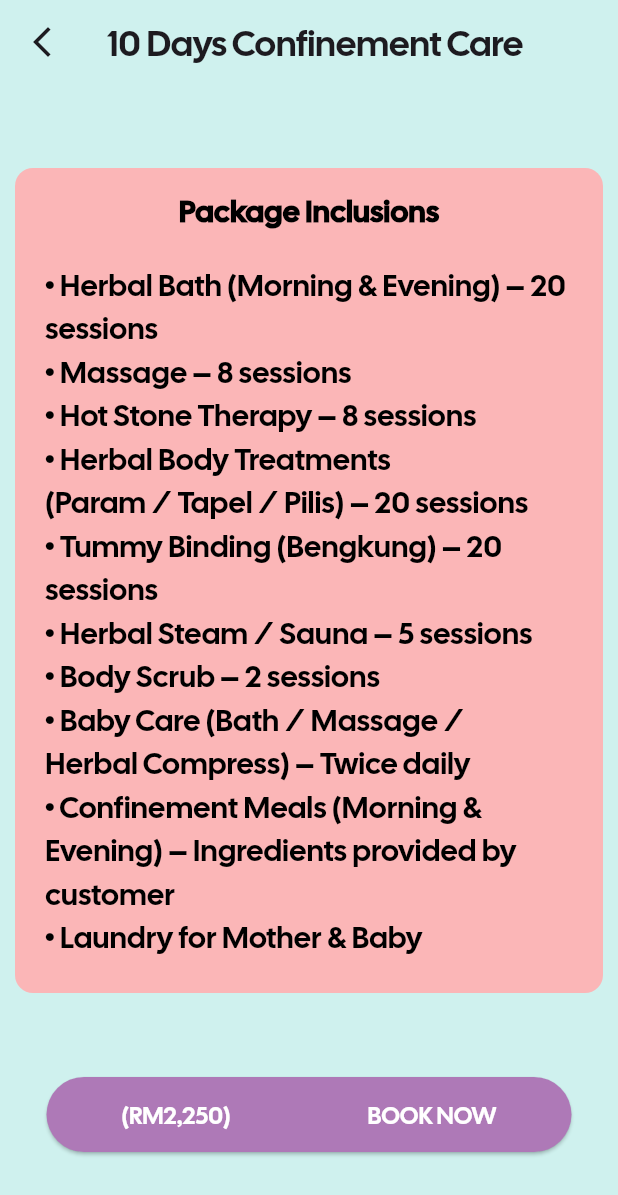
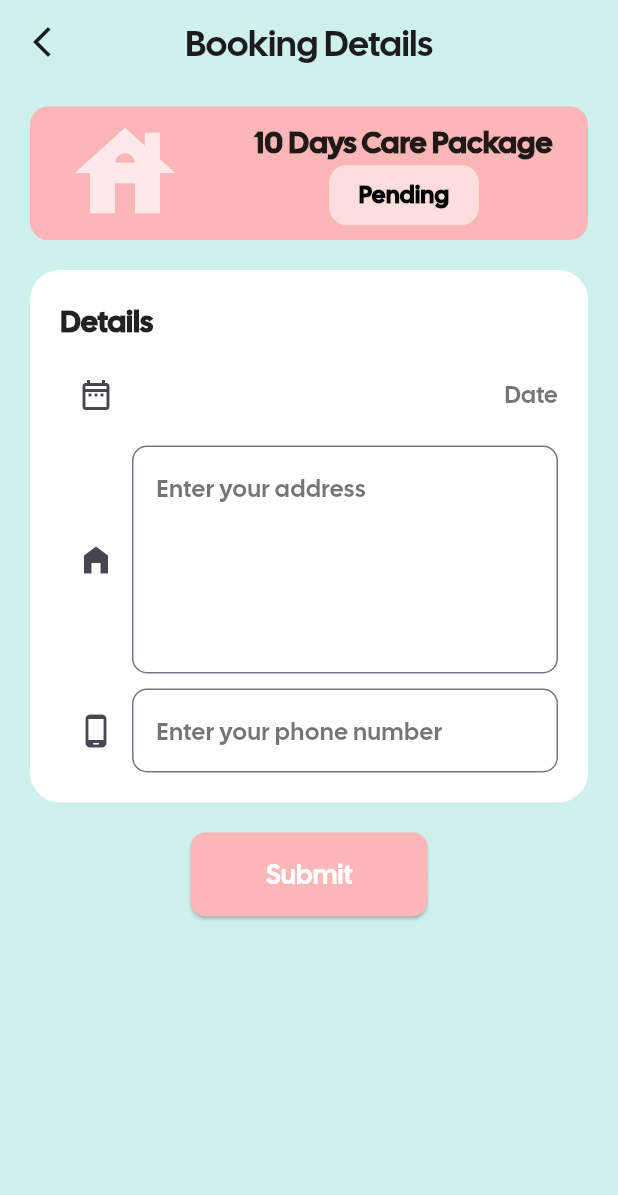
Before and after one commit to TFayyadh/EbuCare, a Flutter app: the Confinement10daysPage screen opened directly, after a tap on "(RM2,250)", on a phone screen of 412 x 824 dp. Shown: the top 1195 px of the screen. Run offline on Flutter 3.47's test engine with Material 3 defaults, Android fonts, the light colour scheme and no system bars; our stand-ins replace date_picker_timeline, flutter_local_notifications, flutter_timezone, supabase_flutter, timezone; accounts and stored records are empty.

Commit message:
Confinement Lady Booking
UI for CL Care Package for 7, 10 and 14 days each. Confinement care booking details form for user to fill in address and date.

```diff
--- a/lib/pages/baby_sleep_page.dart
+++ b/lib/pages/baby_sleep_page.dart
@@ -257,7 +257,6 @@
                               fontWeight: FontWeight.bold,
                               fontFamily: "Raleway")),
                       SizedBox(height: 24),
-
                       TextField(
                         controller: notesController,
                         decoration: InputDecoration(
--- a/lib/pages/confinement_10days_page.dart
+++ b/lib/pages/confinement_10days_page.dart
@@ -1,3 +1,4 @@
+import 'package:ebucare_app/pages/confinement_details_10days_page.dart';
 import 'package:flutter/material.dart';
 
 class Confinement10daysPage extends StatefulWidget {
@@ -73,7 +74,12 @@
               ),
             ),
             ElevatedButton(
-              onPressed: () {},
+              onPressed: () {
+                Navigator.push(
+                    context,
+                    MaterialPageRoute(
+                        builder: (context) => ConfinementDetails10DaysPage()));
+              },
               style: ButtonStyle(
                 backgroundColor:
                     WidgetStatePropertyAll(Color.fromARGB(255, 174, 121, 183)),
--- /dev/null
+++ b/lib/pages/confinement_details_10days_page.dart
@@ -0,0 +1,229 @@
+import 'package:flutter/material.dart';
+
+class ConfinementDetails10DaysPage extends StatefulWidget {
+  const ConfinementDetails10DaysPage({super.key});
+
+  @override
+  State<ConfinementDetails10DaysPage> createState() =>
+      _ConfinementDetails10DaysPageState();
+}
+
+class _ConfinementDetails10DaysPageState
+    extends State<ConfinementDetails10DaysPage> {
+  final TextEditingController addressController = TextEditingController();
+
+  DateTime? selectedDate;
+
+  List<DateTime> getSevenDays(DateTime start) {
+    return List.generate(7, (i) => start.add(Duration(days: i)));
+  }
+
+  @override
+  Widget build(BuildContext context) {
+    return Scaffold(
+      backgroundColor: const Color.fromARGB(255, 207, 241, 238),
+      appBar: AppBar(
+        title: Text(
+          "Booking Details",
+          style: TextStyle(
+            fontFamily: "Calsans",
+            fontSize: 24,
+          ),
+        ),
+        centerTitle: true,
+        backgroundColor: const Color.fromARGB(255, 207, 241, 238),
+        leading: IconButton(
+            onPressed: () {
+              Navigator.pop(context);
+            },
+            icon: Icon(Icons.arrow_back_ios_new_outlined)),
+      ),
+      resizeToAvoidBottomInset: true,
+      body: SingleChildScrollView(
+        child: Padding(
+          padding: const EdgeInsets.symmetric(vertical: 15.0, horizontal: 20),
+          child: Column(
+            mainAxisAlignment: MainAxisAlignment.start,
+            children: [
+              Container(
+                decoration: BoxDecoration(
+                    borderRadius: BorderRadius.circular(12),
+                    color: Color.fromARGB(255, 251, 182, 183)),
+                child: Row(
+                  mainAxisAlignment: MainAxisAlignment.spaceAround,
+                  children: [
+                    Icon(Icons.house, size: 80, color: Colors.white70),
+                    Padding(
+                      padding: const EdgeInsets.symmetric(vertical: 10.0),
+                      child: Column(
+                        mainAxisAlignment: MainAxisAlignment.spaceEvenly,
+                        children: [
+                          Text(
+                            "10 Days Care Package",
+                            style: TextStyle(
+                                fontFamily: "Calsans",
+                                fontSize: 20,
+                                fontWeight: FontWeight.bold,
+                                color: Colors.black87),
+                          ),
+                          Container(
+                            width: 100,
+                            height: 40,
+                            decoration: BoxDecoration(
+                                color: Colors.white54,
+                                borderRadius: BorderRadius.circular(12)),
+                            child: Center(
+                              child: Text(
+                                "Pending",
+                                style: TextStyle(
+                                    fontFamily: "Calsans",
+                                    fontSize: 16,
+                                    fontWeight: FontWeight.bold,
+                                    color: Colors.black),
+                                textAlign: TextAlign.center,
+                              ),
+                            ),
+                          )
+                        ],
+                      ),
+                    ),
+                  ],
+                ),
+              ),
+              SizedBox(height: 20),
+              Container(
+                width: double.infinity,
+                decoration: BoxDecoration(
+                    borderRadius: BorderRadius.circular(20),
+                    color: Colors.white),
+                padding: const EdgeInsets.all(20.0),
+                child: Column(
+                  crossAxisAlignment: CrossAxisAlignment.start,
+                  children: [
+                    Text(
+                      "Details",
+                      style: TextStyle(
+                          fontFamily: "Calsans",
+                          fontSize: 20,
+                          fontWeight: FontWeight.bold,
+                          color: Colors.black87),
+                    ),
+                    SizedBox(height: 10),
+                    Row(
+                      mainAxisAlignment: MainAxisAlignment.spaceBetween,
+                      children: [
+                        IconButton(
+                          onPressed: () async {
+                            DateTime? pickedDate = await showDatePicker(
+                              context: context,
+                              initialDate: selectedDate ?? DateTime.now(),
+                              firstDate: DateTime.now(),
+                              lastDate: DateTime(DateTime.now().year + 2),
+                            );
+                            if (pickedDate != null) {
+                              setState(() {
+                                selectedDate = pickedDate;
+                              });
+                            }
+                          },
+                          icon: Icon(Icons.date_range_outlined),
+                        ),
+                        if (selectedDate != null)
+                          Text(
+                            // Show start and end date
+                            "${selectedDate!.day}/${selectedDate!.month}/${selectedDate!.year} - "
+                            "${selectedDate!.add(Duration(days: 9)).day}/${selectedDate!.add(Duration(days: 9)).month}/${selectedDate!.add(Duration(days: 9)).year}",
+                            style: TextStyle(
+                              fontFamily: "Calsans",
+                              fontSize: 16,
+                              color: Colors.black54,
+                            ),
+                          )
+                        else
+                          Text(
+                            "Date",
+                            style: TextStyle(
+                              fontFamily: "Calsans",
+                              fontSize: 16,
+                              color: Colors.black54,
+                            ),
+                          ),
+                      ],
+                    ),
+                    SizedBox(height: 10),
+                    Row(
+                      mainAxisAlignment: MainAxisAlignment.spaceBetween,
+                      children: [
+                        IconButton(
+                            onPressed: () {}, icon: Icon(Icons.home_filled)),
+                        Expanded(
+                          child: TextField(
+                            controller: addressController,
+                            decoration: InputDecoration(
+                              hintText: 'Enter your address',
+                              hintStyle: TextStyle(
+                                  color: Colors.black54, fontFamily: "Calsans"),
+                              border: OutlineInputBorder(
+                                borderRadius: BorderRadius.circular(10),
+                              ),
+                            ),
+                            maxLines: 5,
+                          ),
+                        ),
+                      ],
+                    ),
+                    SizedBox(height: 10),
+                    Row(
+                      mainAxisAlignment: MainAxisAlignment.spaceBetween,
+                      children: [
+                        IconButton(
+                            onPressed: () {},
+                            icon: Icon(Icons.phone_android_rounded)),
+                        Expanded(
+                          child: TextField(
+                            controller: addressController,
+                            decoration: InputDecoration(
+                              hintText: 'Enter your phone number',
+                              hintStyle: TextStyle(
+                                  color: Colors.black54, fontFamily: "Calsans"),
+                              border: OutlineInputBorder(
+                                borderRadius: BorderRadius.circular(10),
+                              ),
+                            ),
+                            maxLines: 1,
+                          ),
+                        ),
+                      ],
+                    ),
+                  ],
+                ),
+              ),
+              SizedBox(height: 20),
+              ElevatedButton(
+                onPressed: () {
+                  // Handle submission logic here
+                },
+                style: ElevatedButton.styleFrom(
+                  backgroundColor: Color.fromARGB(255, 251, 182, 183),
+                  padding:
+                      EdgeInsets.symmetric(horizontal: 50.0, vertical: 15.0),
+                  shape: RoundedRectangleBorder(
+                    borderRadius: BorderRadius.circular(10.0),
+                  ),
+                ),
+                child: Text(
+                  'Submit',
+                  style: TextStyle(
+                    fontFamily: "Calsans",
+                    fontSize: 18,
+                    color: Colors.white,
+                  ),
+                ),
+              ),
+            ],
+          ),
+        ),
+      ),
+    );
+  }
+}
```
Also changed, not shown: lib/pages/confinement_14days_page.dart (+7 -1 lines), lib/pages/confinement_7days_page.dart (+7 -1 lines), lib/pages/confinement_details_14days_page.dart (added, +229 -0 lines), lib/pages/confinement_details_7days_page.dart (added, +229 -0 lines).
